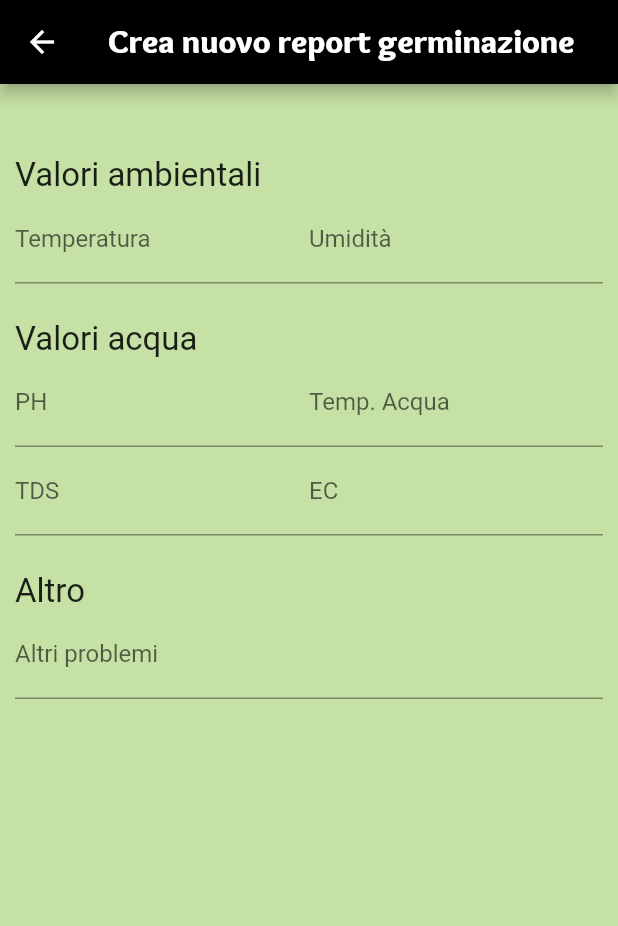
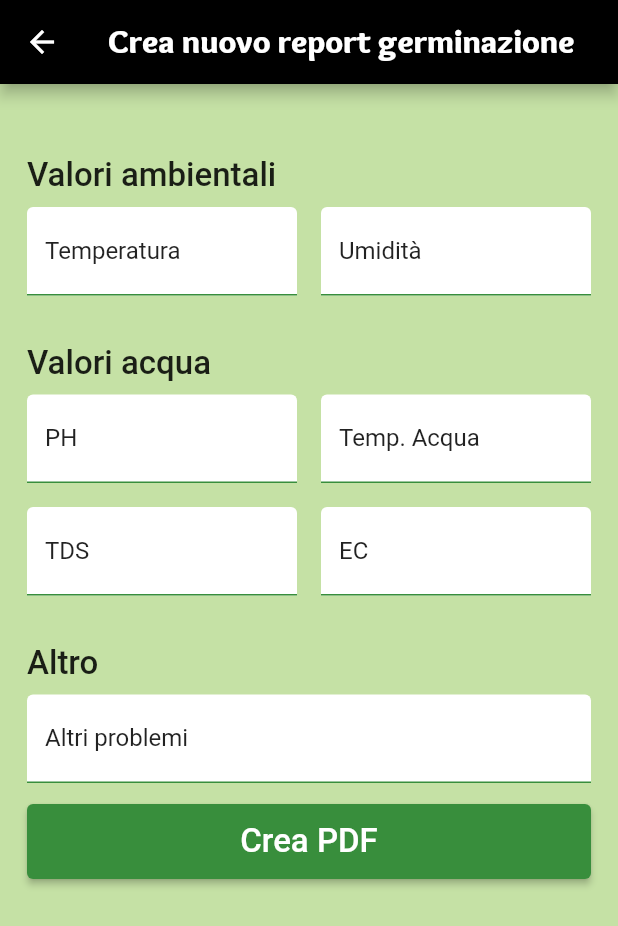
Before and after one commit to alessandrobelottidev/erbanova, a Flutter app: the FormGermination screen opened directly with empty values, on a phone screen of 412 x 824 dp. Shown: the top 926 px of the screen. Run offline on Flutter 3.47's test engine with Material 2 defaults, Android fonts, the phone set to English and light mode, and no system bars; our stand-ins replace open_file.

Commit message:
Styling forms

```diff
--- a/lib/Widgets/ListFilesInDirectory.dart
+++ b/lib/Widgets/ListFilesInDirectory.dart
@@ -65,7 +65,7 @@ class _ListFilesInDirectoryState extends State<ListFilesInDirectory> {
                 OpenFile.open(fileList[i].path, type: "application/pdf"),
             leading: Icon(
               Icons.picture_as_pdf,
-              color: Colors.black87,
+              color: Colors.black54,
               size: 28.0,
             ),
             title: Text(
--- a/lib/screens/FormGermination.dart
+++ b/lib/screens/FormGermination.dart
@@ -12,12 +12,27 @@ class FormField extends StatelessWidget {
   @override
   Widget build(BuildContext context) {
     return Expanded(
+        child: Padding(
+      padding: const EdgeInsets.all(8.0),
       child: TextFormField(
+        cursorColor: Colors.green[700],
         decoration: InputDecoration(
           labelText: label,
+          filled: true,
+          fillColor: Colors.white,
+          labelStyle: new TextStyle(color: Colors.black87),
+          enabledBorder: UnderlineInputBorder(
+            borderSide: BorderSide(color: Colors.green[700]!),
+          ),
+          focusedBorder: UnderlineInputBorder(
+            borderSide: BorderSide(color: Colors.green[700]!),
+          ),
+          border: UnderlineInputBorder(
+            borderSide: BorderSide(color: Colors.green[700]!),
+          ),
         ),
         validator: (String? value) {
-        if (value != null) {
+          if (value == null || value.isEmpty) {
             return '$label è obbligatorio';
           }
         },
@@ -26,6 +41,7 @@ class FormField extends StatelessWidget {
             state = value;
           }
         },
+      ),
     ));
   }
 }
@@ -41,11 +57,12 @@ class SectionLabel extends StatelessWidget {
       children: [
         Expanded(
           child: Padding(
-            padding: const EdgeInsets.only(top: 24.0, bottom: 0.0),
+            padding: const EdgeInsets.only(top: 24.0, bottom: 0.0, left: 8.0),
             child: Text(
               text,
               style: const TextStyle(
                 fontSize: 22,
+                fontWeight: FontWeight.w500,
               ),
             ),
           ),
@@ -139,6 +156,7 @@ class _FormGerminationState extends State<FormGermination> {
             children: [
               Container(
                 child: Form(
+                  key: _formKey,
                   child: Column(
                     children: <Widget>[
                       SectionLabel(
@@ -188,6 +206,38 @@ class _FormGerminationState extends State<FormGermination> {
                           _buildOtherProblemsField(),
                         ],
                       ),
+                      Row(
+                        children: [
+                          Expanded(
+                            child: Padding(
+                              padding: const EdgeInsets.symmetric(
+                                  horizontal: 8.0, vertical: 6.0),
+                              child: Container(
+                                height: 50.0,
+                                child: ElevatedButton(
+                                  onPressed: () {
+                                    /*if (_formKey != null) {
+                                      if (_formKey.currentState.validate())
+                                    }*/
+                                  },
+                                  style: ButtonStyle(
+                                    backgroundColor:
+                                        MaterialStateProperty.all<Color>(
+                                            Colors.green[700]!),
+                                  ),
+                                  child: Text(
+                                    'Crea PDF',
+                                    style: TextStyle(
+                                      fontSize: 22,
+                                      color: Colors.white,
+                                    ),
+                                  ),
+                                ),
+                              ),
+                            ),
+                          ),
+                        ],
+                      ),
                     ],
                   ),
                 ),
```
Lines whose indentation alone changed are shown as unchanged.
